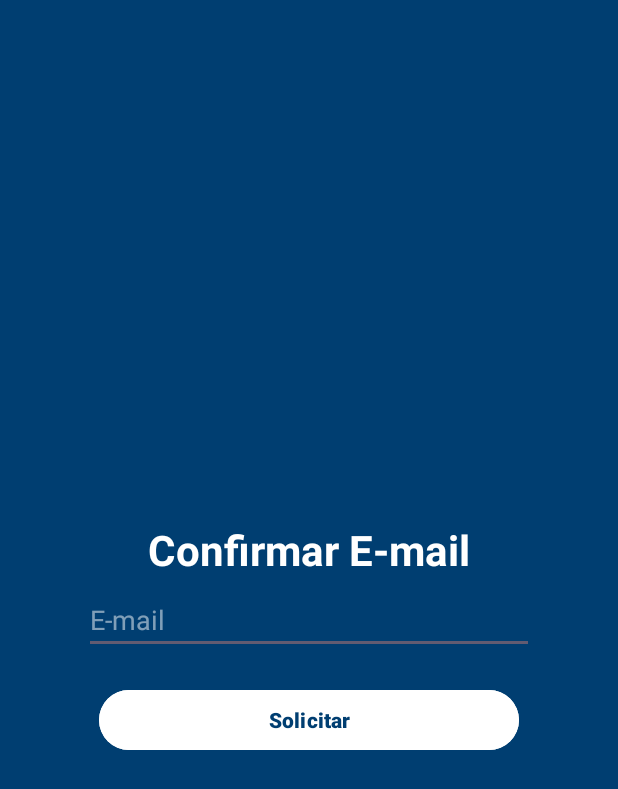
After one commit to Queirozzzzzzzzzz/oob-carteira-digital, an Android app: the ForgotPasswordActivity screen opened directly, with no data from a screen before it, on a phone screen of 412 x 824 dp. The commit adds this screen. Shown: the top 789 px of the screen. Run offline under Robolectric (Android 15) with nearby library versions, the phone set to English and light mode, and no system bars.

Commit message:
add `forgot password`, `reset password`

```diff
--- a/app/build.gradle.kts
+++ b/app/build.gradle.kts
@@ -54,6 +54,7 @@ dependencies {
     implementation("androidx.compose.ui:ui-desktop:1.6.7")
     implementation("com.journeyapps:zxing-android-embedded:4.3.0")
     implementation("androidx.work:work-runtime-ktx:2.9.0")
+    implementation("androidx.activity:activity:1.8.0")
     coreLibraryDesugaring("com.android.tools:desugar_jdk_libs:2.0.4")
     implementation("androidx.multidex:multidex:2.0.1")
     testImplementation("junit:junit:4.13.2")
--- a/app/src/main/AndroidManifest.xml
+++ b/app/src/main/AndroidManifest.xml
@@ -17,6 +17,9 @@
         android:supportsRtl="true"
         android:theme="@style/Theme.Carteiradigital"
         tools:targetApi="31">
+        <activity
+            android:name=".ForgotPasswordActivity"
+            android:exported="false" />
         <activity
             android:name=".SupportFragment"
             android:exported="false" />
--- /dev/null
+++ b/app/src/main/java/com/oob/carteira_digital/ForgotPasswordActivity.kt
@@ -0,0 +1,62 @@
+package com.oob.carteira_digital
+
+import android.content.Intent
+import android.os.Bundle
+import android.view.View
+import android.view.WindowManager
+import android.widget.Toast
+import androidx.activity.enableEdgeToEdge
+import androidx.appcompat.app.AppCompatActivity
+import androidx.core.view.ViewCompat
+import androidx.core.view.WindowInsetsCompat
+import androidx.lifecycle.ViewModelProvider
+import com.oob.carteira_digital.databinding.ActivityForgotPasswordBinding
+import com.oob.carteira_digital.databinding.ActivityLoginBinding
+import com.oob.carteira_digital.models.DBHelper
+import com.oob.carteira_digital.models.SessionManager
+import com.oob.carteira_digital.objects.InternetConnectionObserver
+import com.oob.carteira_digital.objects.Preferences
+import com.oob.carteira_digital.viewmodels.VMAccount
+import kotlinx.coroutines.CoroutineScope
+import kotlinx.coroutines.Dispatchers
+import kotlinx.coroutines.launch
+
+class ForgotPasswordActivity : AppCompatActivity() {
+    private lateinit var binding: ActivityForgotPasswordBinding
+    private val vmAccount = VMAccount()
+
+    override fun onCreate(savedInstanceState: Bundle?) {
+        window.setFlags(
+            WindowManager.LayoutParams.FLAG_SECURE, WindowManager.LayoutParams.FLAG_SECURE
+        );
+        super.onCreate(savedInstanceState)
+        binding = ActivityForgotPasswordBinding.inflate(layoutInflater)
+        setContentView(binding.root)
+
+        binding.submit.setOnClickListener {
+            CoroutineScope(Dispatchers.IO).launch {
+                sendEmail()
+            }
+        }
+    }
+
+    private suspend fun sendEmail(): Boolean {
+        try {
+            vmAccount.forgotPassword(binding.email.text.toString())
+            runOnUiThread {
+                binding.title.visibility = View.GONE
+                binding.submit.visibility = View.GONE
+                binding.email.visibility = View.GONE
+
+                binding.message.text = "E-mail enviado. Confira sua caixa de emails!"
+            }
+        } catch (e: Exception) {
+            runOnUiThread {
+                Toast.makeText(this, "Ocorreu uma falha interna.", Toast.LENGTH_SHORT).show()
+            }
+        }
+
+        return true
+    }
+
+}
--- a/app/src/main/java/com/oob/carteira_digital/api/Endpoints.kt
+++ b/app/src/main/java/com/oob/carteira_digital/api/Endpoints.kt
@@ -20,4 +20,12 @@ interface Endpoints {
     @POST("/api/v1/notification/get")
     suspend fun getNotifications(@Field("id") id: String): Response<ResponseBody>
 
+    @FormUrlEncoded
+    @POST("/api/v1/password/forgot")
+    suspend fun forgotPassword(@Field("email") email: String): Response<ResponseBody>
+
+    @FormUrlEncoded
+    @POST("/api/v1/password/reset")
+    suspend fun resetPassword(@FieldMap params: HashMap<String?, String?>): Response<ResponseBody>
+
 }
--- /dev/null
+++ b/app/src/main/res/layout/activity_forgot_password.xml
@@ -0,0 +1,53 @@
+<?xml version="1.0" encoding="utf-8"?>
+<androidx.constraintlayout.widget.ConstraintLayout xmlns:android="http://schemas.android.com/apk/res/android"
+    xmlns:tools="http://schemas.android.com/tools"
+    android:id="@+id/main"
+    android:layout_width="match_parent"
+    android:layout_height="match_parent"
+    android:background="@color/base_blue"
+    tools:context=".ForgotPasswordActivity">
+
+    <LinearLayout
+        android:layout_width="match_parent"
+        android:layout_height="match_parent"
+        android:gravity="center"
+        android:orientation="vertical">
+
+        <TextView
+            android:id="@+id/message"
+            android:layout_width="300dp"
+            android:layout_height="wrap_content"
+            android:textSize="20sp"
+            android:textColor="@color/white"
+            />
+
+        <TextView
+            android:id="@+id/title"
+            android:layout_width="wrap_content"
+            android:layout_height="wrap_content"
+            android:text="@string/forgot_password_title"
+            android:textColor="@color/white"
+            android:textSize="28sp"
+            android:textStyle="bold" />
+
+        <EditText
+            android:id="@+id/email"
+            android:layout_width="300dp"
+            android:layout_height="wrap_content"
+            android:layout_marginTop="5dp"
+            android:textColor="@color/white"
+            android:textColorHint="@color/transparent_white"
+            android:hint="@string/forgot_password_hint" />
+
+        <Button
+            android:id="@+id/submit"
+            android:layout_width="280dp"
+            android:layout_height="wrap_content"
+            android:layout_marginTop="20dp"
+            android:backgroundTint="@color/white"
+            android:text="@string/forgot_password_submit"
+            android:textColor="@color/base_blue"
+            android:textStyle="bold" />
+
+    </LinearLayout>
+</androidx.constraintlayout.widget.ConstraintLayout>
--- a/app/src/main/res/values/strings.xml
+++ b/app/src/main/res/values/strings.xml
@@ -55,4 +55,7 @@
     <string name="account_class">Turma</string>
     <string name="support_title">Suporte</string>
     <string name="qr_code_denied_access">Acesso negado.</string>
+    <string name="forgot_password_title">Confirmar E-mail</string>
+    <string name="forgot_password_hint">E-mail</string>
+    <string name="forgot_password_submit">Solicitar</string>
 </resources>
```
Also changed, not shown: app/src/main/java/com/oob/carteira_digital/LoginActivity.kt (+8 -1 lines), app/src/main/java/com/oob/carteira_digital/NewPasswordFragment.kt (+36 -3 lines), app/src/main/java/com/oob/carteira_digital/models/Account.kt (+43 -3 lines), app/src/main/java/com/oob/carteira_digital/viewmodels/VMAccount.kt (+16 -0 lines), app/src/main/res/layout/fragment_edit_account.xml (+0 -16 lines), app/src/main/res/layout/fragment_new_password.xml (+13 -18 lines).
